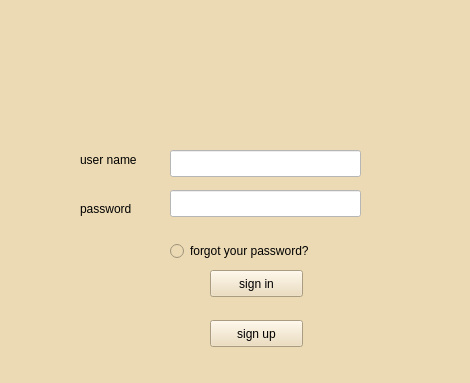
Old version of the form banter/Client/banter1.ui in the repository Blacky001/banter.
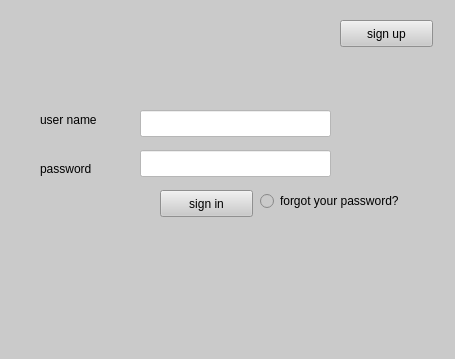
New version of the form.

What changed in the file:
```diff
--- a/banter/Client/banter1.ui
+++ b/banter/Client/banter1.ui
@@ -6,22 +6,22 @@
    <rect>
     <x>0</x>
     <y>0</y>
-    <width>470</width>
-    <height>383</height>
+    <width>455</width>
+    <height>359</height>
    </rect>
   </property>
   <property name="windowTitle">
    <string>banter1</string>
   </property>
   <property name="styleSheet">
-   <string notr="true">background-color: rgb(236, 218, 180);</string>
+   <string notr="true">background-color: rgb(202, 202, 202);</string>
   </property>
   <widget class="QWidget" name="centralwidget">
    <widget class="QPushButton" name="signin">
     <property name="geometry">
      <rect>
-      <x>210</x>
-      <y>270</y>
+      <x>160</x>
+      <y>190</y>
       <width>93</width>
       <height>27</height>
      </rect>
@@ -33,8 +33,8 @@
    <widget class="QPushButton" name="signup">
     <property name="geometry">
      <rect>
-      <x>210</x>
-      <y>320</y>
+      <x>340</x>
+      <y>20</y>
       <width>93</width>
       <height>27</height>
      </rect>
@@ -46,8 +46,8 @@
    <widget class="QLineEdit" name="userentry">
     <property name="geometry">
      <rect>
-      <x>170</x>
-      <y>150</y>
+      <x>140</x>
+      <y>110</y>
       <width>191</width>
       <height>27</height>
      </rect>
@@ -62,8 +62,8 @@
    <widget class="QLineEdit" name="pwdentry">
     <property name="geometry">
      <rect>
-      <x>170</x>
-      <y>190</y>
+      <x>140</x>
+      <y>150</y>
       <width>191</width>
       <height>27</height>
      </rect>
@@ -78,9 +78,9 @@
    <widget class="QRadioButton" name="forgetid">
     <property name="geometry">
      <rect>
-      <x>170</x>
-      <y>240</y>
-      <width>161</width>
+      <x>260</x>
+      <y>190</y>
+      <width>171</width>
       <height>22</height>
      </rect>
     </property>
@@ -91,8 +91,8 @@
    <widget class="QLabel" name="label">
     <property name="geometry">
      <rect>
-      <x>80</x>
-      <y>150</y>
+      <x>40</x>
+      <y>110</y>
       <width>71</width>
       <height>20</height>
      </rect>
@@ -104,8 +104,8 @@
    <widget class="QLabel" name="label_2">
     <property name="geometry">
      <rect>
-      <x>80</x>
-      <y>200</y>
+      <x>40</x>
+      <y>160</y>
       <width>71</width>
       <height>17</height>
      </rect>
```
